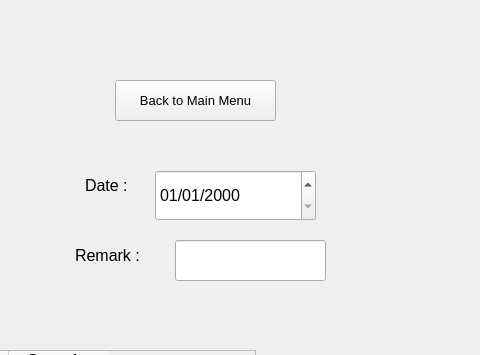
Qt form UI/sales_view_by_id.ui (nilay1221/Inventory_Management) before a commit; both pictures show x 535 to 1015 and y 0 to 355 of the 1310 by 802 pixel window.
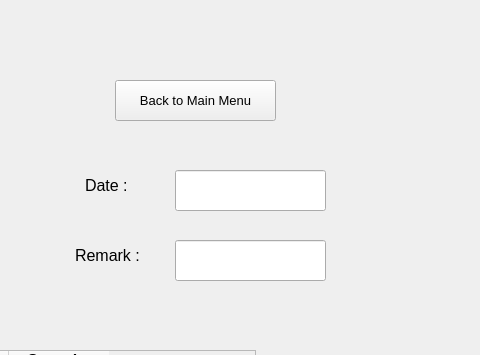
The same form after that commit.

```diff
--- a/UI/sales_view_by_id.ui
+++ b/UI/sales_view_by_id.ui
@@ -373,17 +373,19 @@
      <string>Customer Name:</string>
     </property>
    </widget>
-   <widget class="QDateEdit" name="dateEdit">
+   <widget class="QLineEdit" name="sales_view_by_id_date">
     <property name="geometry">
      <rect>
-      <x>690</x>
+      <x>710</x>
       <y>170</y>
-      <width>161</width>
-      <height>51</height>
+      <width>151</width>
+      <height>41</height>
      </rect>
     </property>
-    <property name="displayFormat">
-     <string>dd/MM/yyyy</string>
+    <property name="font">
+     <font>
+      <pointsize>12</pointsize>
+     </font>
     </property>
    </widget>
   </widget>
```
Left out of the diff: 2 changed lines with no effect on the pictures.
